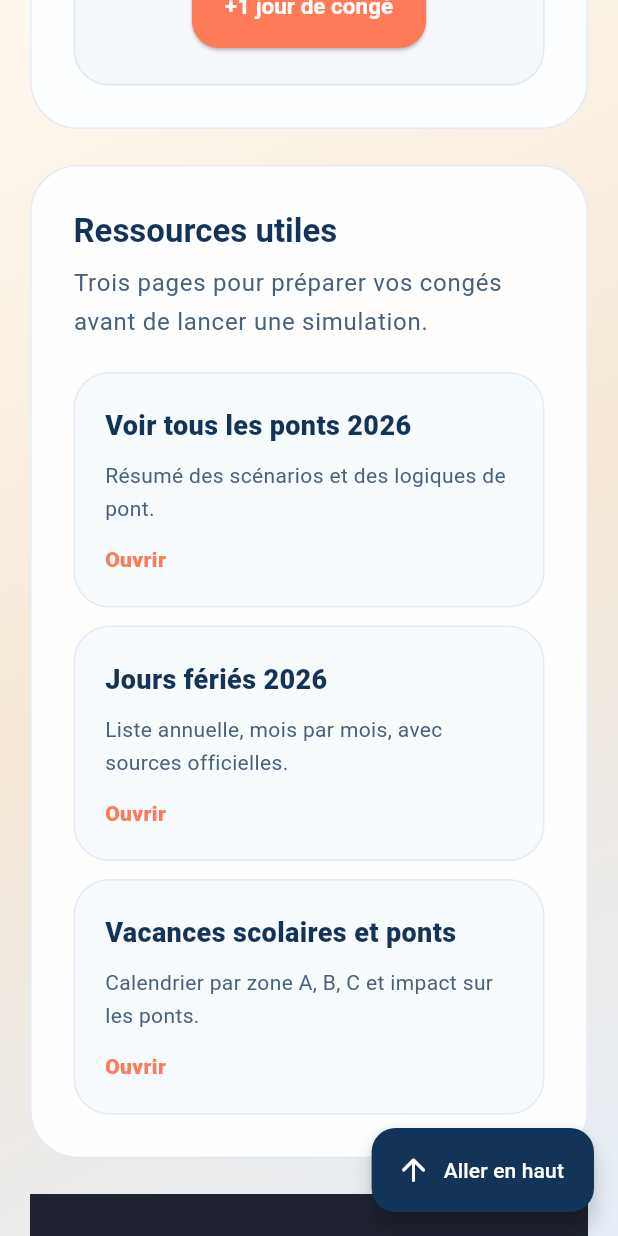
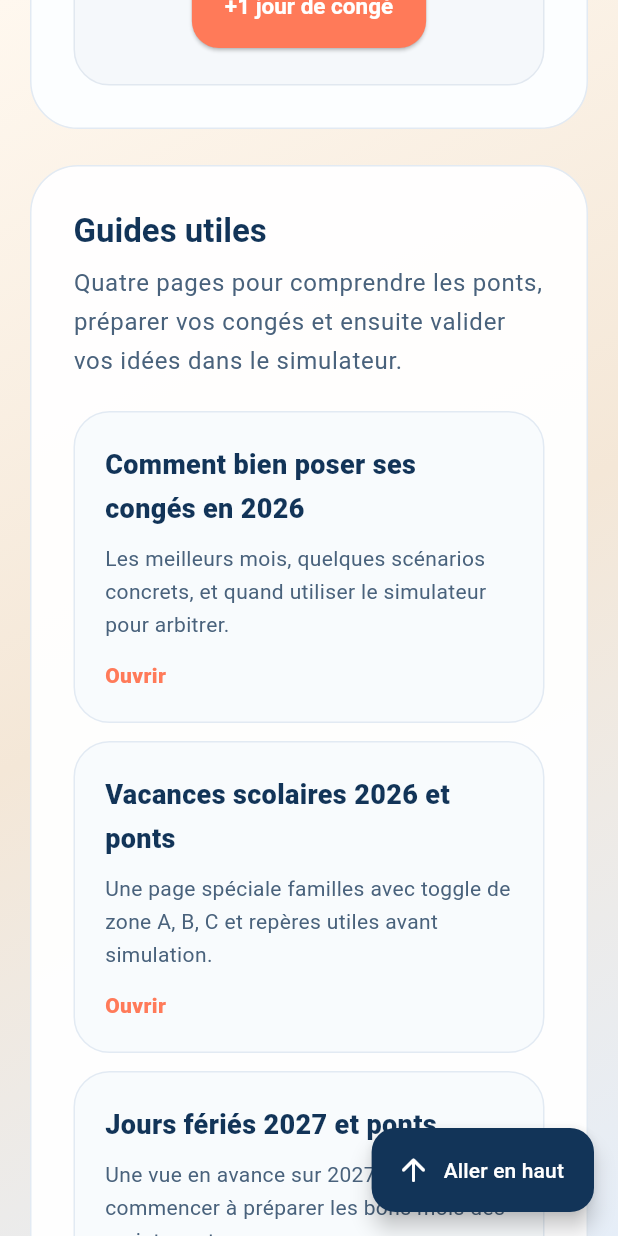
Before and after one commit to AissamDjahnine/vacation_optimizer, a Flutter app: the screen it shows after launch, scrolled down 2304 dp, on a phone screen of 412 x 824 dp. Run offline on Flutter 3.47's test engine with Material 3 defaults, Android fonts, the phone set to English and light mode, and no system bars.

Commit message:
Integrate guides into home resources and internal links

```diff
--- a/lib/main.dart
+++ b/lib/main.dart
@@ -240,6 +240,7 @@ class _VacationSitePageState extends State<VacationSitePage> {
   final ScrollController _scrollController = ScrollController();
   final GlobalKey _homeKey = GlobalKey();
   final GlobalKey _plannerKey = GlobalKey();
+  final GlobalKey _resourcesKey = GlobalKey();
 
   int selectedYear = DateTime.now().year;
   int selectedMonth = DateTime.now().month;
@@ -441,16 +442,8 @@ class _VacationSitePageState extends State<VacationSitePage> {
                             runSpacing: 6,
                             children: [
                               _NavButton(
-                                label: tr(
-                                  'Ponts $selectedYear',
-                                  'Bridge ideas $selectedYear',
-                                ),
-                                onTap: () => Navigator.of(context).pushNamed(
-                                  AppRoutePath.contentPath(
-                                    ContentPageType.bridges,
-                                    selectedYear,
-                                  ),
-                                ),
+                                label: tr('Guides', 'Guides'),
+                                onTap: () => _scrollTo(_resourcesKey),
                               ),
                               _NavButton(
                                 label: tr('Jours fériés', 'Holidays'),
@@ -484,16 +477,8 @@ class _VacationSitePageState extends State<VacationSitePage> {
                         _buildBrand(theme),
                         const Spacer(),
                         _NavButton(
-                          label: tr(
-                            'Ponts $selectedYear',
-                            'Bridge ideas $selectedYear',
-                          ),
-                          onTap: () => Navigator.of(context).pushNamed(
-                            AppRoutePath.contentPath(
-                              ContentPageType.bridges,
-                              selectedYear,
-                            ),
-                          ),
+                          label: tr('Guides', 'Guides'),
+                          onTap: () => _scrollTo(_resourcesKey),
                         ),
                         _NavButton(
                           label: tr('Jours fériés', 'Holidays'),
@@ -2242,6 +2227,7 @@ class _VacationSitePageState extends State<VacationSitePage> {
 
   Widget _buildResourcesSection(ThemeData theme) {
     return Padding(
+      key: _resourcesKey,
       padding: const EdgeInsets.fromLTRB(20, 24, 20, 0),
       child: Center(
         child: ConstrainedBox(
@@ -2258,14 +2244,14 @@ class _VacationSitePageState extends State<VacationSitePage> {
               crossAxisAlignment: CrossAxisAlignment.start,
               children: [
                 Text(
-                  tr('Ressources utiles', 'Useful resources'),
+                  tr('Guides utiles', 'Useful guides'),
                   style: theme.textTheme.headlineSmall,
                 ),
                 const SizedBox(height: 8),
                 Text(
                   tr(
-                    'Trois pages pour préparer vos congés avant de lancer une simulation.',
-                    'Three pages to prepare your leave before launching a simulation.',
+                    'Quatre pages pour comprendre les ponts, préparer vos congés et ensuite valider vos idées dans le simulateur.',
+                    'Four pages to understand bridge opportunities, prepare your leave, and then validate your ideas in the planner.',
                   ),
                   style: theme.textTheme.bodyLarge,
                 ),
@@ -2276,48 +2262,62 @@ class _VacationSitePageState extends State<VacationSitePage> {
                     final cards = [
                       _ResourceCard(
                         title: tr(
-                          'Voir tous les ponts $selectedYear',
-                          'See all bridge ideas for $selectedYear',
+                          'Comment bien poser ses congés en 2026',
+                          'How to plan your leave well in 2026',
                         ),
                         description: tr(
-                          'Résumé des scénarios et des logiques de pont.',
-                          'A compact summary of bridge scenarios and patterns.',
+                          'Les meilleurs mois, quelques scénarios concrets, et quand utiliser le simulateur pour arbitrer.',
+                          'The best months, a few concrete scenarios, and when to use the planner to arbitrate.',
                         ),
                         openLabel: tr('Ouvrir', 'Open'),
                         onTap: () => Navigator.of(context).pushNamed(
-                          AppRoutePath.contentPath(
-                            ContentPageType.bridges,
-                            selectedYear,
-                          ),
+                          AppRoutePath.guidePath(GuidePageType.guideLeave2026),
                         ),
                       ),
                       _ResourceCard(
                         title: tr(
-                          'Jours fériés $selectedYear',
-                          'Public holidays in $selectedYear',
+                          'Vacances scolaires 2026 et ponts',
+                          'School holidays 2026 and bridge ideas',
                         ),
                         description: tr(
-                          'Liste annuelle, mois par mois, avec sources officielles.',
-                          'Yearly list, month by month, with official references.',
+                          'Une page spéciale familles avec toggle de zone A, B, C et repères utiles avant simulation.',
+                          'A dedicated family guide with a zone A, B, C toggle and useful markers before you simulate.',
                         ),
                         openLabel: tr('Ouvrir', 'Open'),
-                        onTap: _openHolidayPage,
+                        onTap: () => Navigator.of(context).pushNamed(
+                          AppRoutePath.guidePath(
+                            GuidePageType.schoolHolidays2026,
+                          ),
+                        ),
                       ),
                       _ResourceCard(
                         title: tr(
-                          'Vacances scolaires et ponts',
-                          'School holidays and bridges',
+                          'Jours fériés 2027 et ponts',
+                          'Public holidays 2027 and bridge ideas',
                         ),
                         description: tr(
-                          'Calendrier par zone A, B, C et impact sur les ponts.',
-                          'Zone A, B, C calendar and impact on bridge planning.',
+                          'Une vue en avance sur 2027 pour commencer à préparer les bons mois dès maintenant.',
+                          'An early look at 2027 so you can start planning the right months now.',
                         ),
                         openLabel: tr('Ouvrir', 'Open'),
                         onTap: () => Navigator.of(context).pushNamed(
-                          AppRoutePath.contentPath(
-                            ContentPageType.schoolHolidaysBridges,
-                            selectedYear,
+                          AppRoutePath.guidePath(
+                            GuidePageType.holidays2027,
                           ),
+                        ),
+                      ),
+                      _ResourceCard(
+                        title: tr(
+                          'FAQ ponts et jours fériés',
+                          'FAQ on bridges and public holidays',
+                        ),
+                        description: tr(
+                          'Les réponses courtes aux questions fréquentes, avec sources officielles quand il faut.',
+                          'Short answers to common questions, with official sources when needed.',
+                        ),
+                        openLabel: tr('Ouvrir', 'Open'),
+                        onTap: () => Navigator.of(context).pushNamed(
+                          AppRoutePath.guidePath(GuidePageType.faq),
                         ),
                       ),
                     ];
```
Also changed, not shown: 1 other file.
